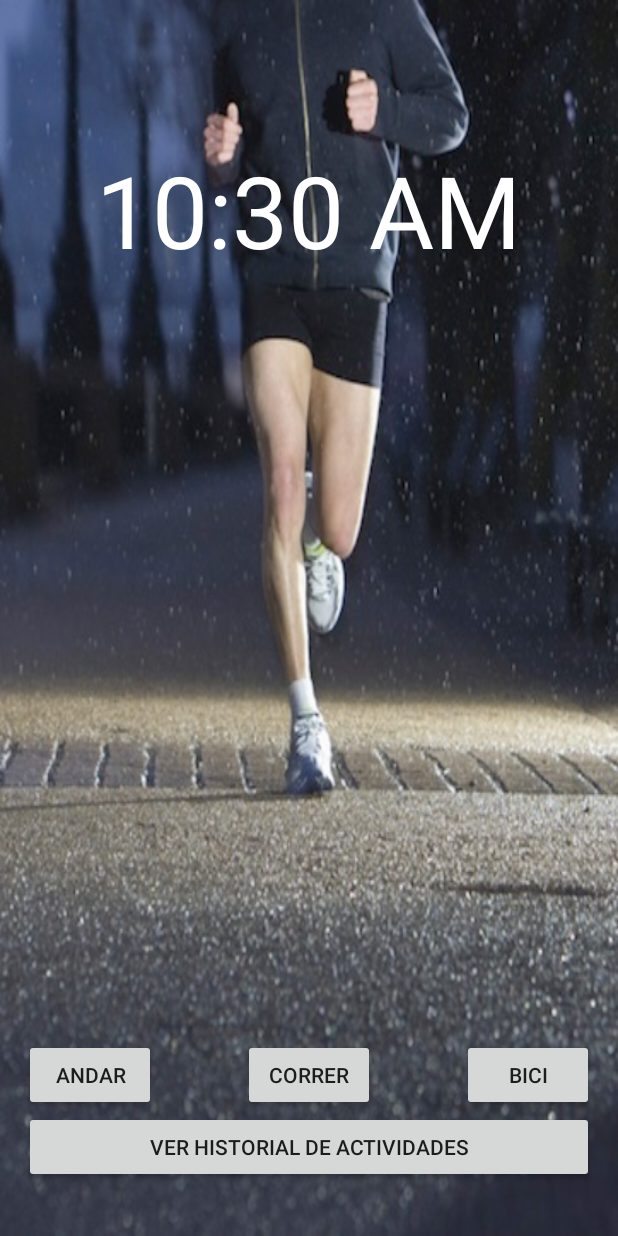
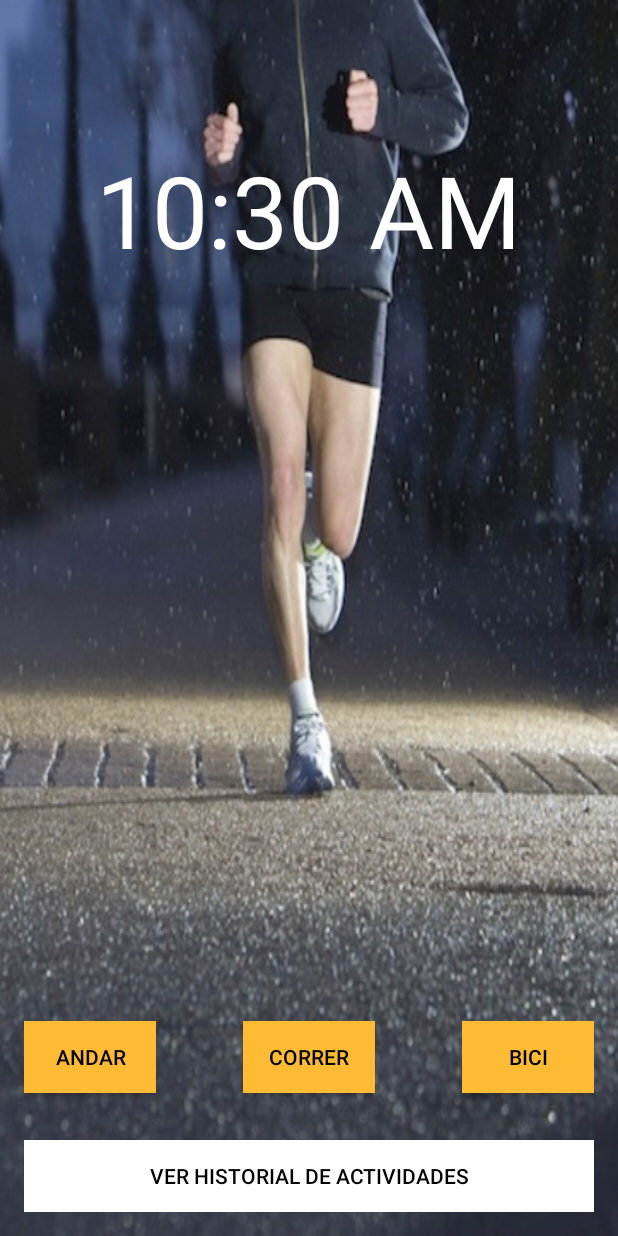
Before and after one commit to LaraFranklin/TrackingApp, an Android app: the screen it shows after launch (MainActivity), on a phone screen of 412 x 824 dp. Run offline under Robolectric (Android 15) with nearby library versions, the phone set to English and light mode, and no system bars.

Commit message:
Deshabilitado boton iniciar al pulsarlo, cambiados algunos colores

```diff
--- a/myMapa/app/src/main/java/com/rawals/mymapa/MapsActivity.java
+++ b/myMapa/app/src/main/java/com/rawals/mymapa/MapsActivity.java
@@ -99,6 +99,8 @@ public class MapsActivity extends FragmentActivity implements OnMapReadyCallback
         biniciar.setOnClickListener(this);
         bparar.setOnClickListener(this);
         btipomapa.setOnClickListener(this);
+
+        bparar.setEnabled(false);
 
         tipo= getIntent().getStringExtra("tipo");
 
--- a/myMapa/app/src/main/res/layout/activity_main.xml
+++ b/myMapa/app/src/main/res/layout/activity_main.xml
@@ -20,24 +20,30 @@
         <Button
             android:layout_width="wrap_content"
             android:layout_height="wrap_content"
+            android:background="@android:color/holo_orange_light"
+            android:textColor="@android:color/black"
             android:text="CORRER"
             android:id="@+id/b_correr"
-            android:layout_alignParentBottom="true"
-            android:layout_centerHorizontal="true"
-            android:layout_marginBottom="67dp" />
+            android:layout_alignTop="@+id/b_andar"
+            android:layout_centerHorizontal="true" />
 
         <Button
             android:layout_width="wrap_content"
             android:layout_height="wrap_content"
+            android:background="@android:color/holo_orange_light"
+            android:textColor="@android:color/black"
             android:text="ANDAR"
             android:id="@+id/b_andar"
             android:layout_above="@+id/button4"
             android:layout_alignParentLeft="true"
-            android:layout_alignParentStart="true" />
+            android:layout_alignParentStart="true"
+            android:layout_marginBottom="31dp" />
 
         <Button
             android:layout_width="wrap_content"
             android:layout_height="wrap_content"
+            android:background="@android:color/holo_orange_light"
+            android:textColor="@android:color/black"
             android:text="BICI"
             android:id="@+id/b_bici"
             android:layout_alignTop="@+id/b_correr"
@@ -48,8 +54,10 @@
             android:layout_width="wrap_content"
             android:layout_height="wrap_content"
             android:text="VER HISTORIAL DE ACTIVIDADES"
+            android:background="@android:color/white"
+            android:textColor="@android:color/black"
             android:id="@+id/button4"
-            android:layout_below="@+id/b_bici"
+            android:layout_alignParentBottom="true"
             android:layout_alignParentLeft="true"
             android:layout_alignParentStart="true"
             android:layout_alignParentRight="true"
```
Also changed, not shown: myMapa/app/src/main/res/layout/activity_maps.xml (+7 -2 lines), 293 other files.
